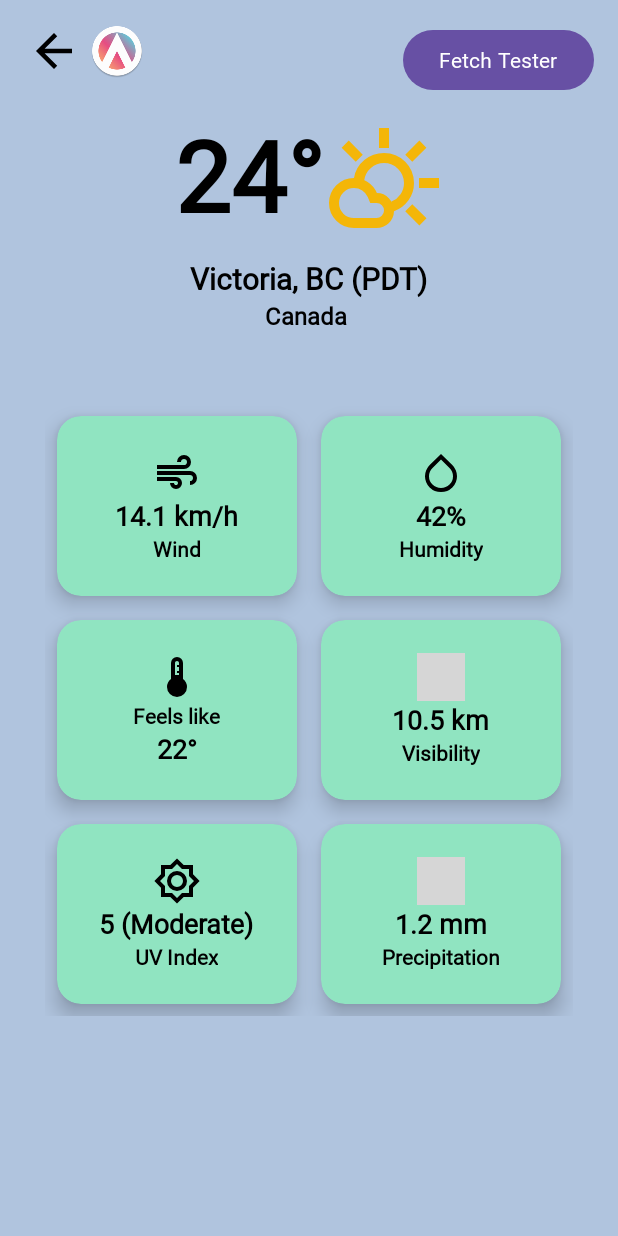
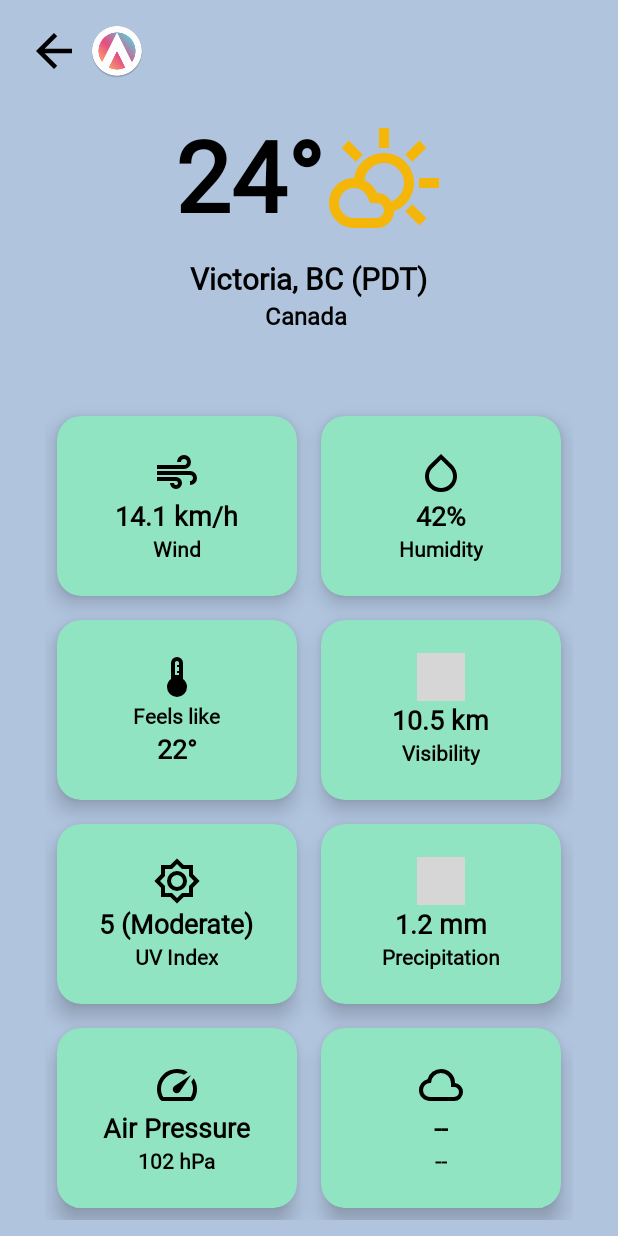
Before and after one commit to lorenzorogers/Atmosphere, an Android app: the screen it shows after launch (MainActivity), on a phone screen of 412 x 824 dp. Run offline under Robolectric (Android 15) with nearby library versions, the phone set to English and light mode, and no system bars; grey boxes are pictures that could not be loaded.

Commit message:
feat: new activity, slight tweaks, new widgets in home screen

```diff
--- a/app/src/main/AndroidManifest.xml
+++ b/app/src/main/AndroidManifest.xml
@@ -2,7 +2,7 @@
 <manifest xmlns:android="http://schemas.android.com/apk/res/android"
     xmlns:tools="http://schemas.android.com/tools">
 
-    <uses-permission android:name="android.permission.INTERNET"/>
+    <uses-permission android:name="android.permission.INTERNET" />
 
     <application
         android:allowBackup="true"
@@ -14,7 +14,9 @@
         android:supportsRtl="true"
         android:theme="@style/Theme.Atmosphere"
         tools:targetApi="31">
-
+        <activity
+            android:name=".HomeActivity"
+            android:exported="false" />
         <activity
             android:name=".MainActivity"
             android:exported="true">
--- /dev/null
+++ b/app/src/main/res/drawable/speed_24px.xml
@@ -0,0 +1,10 @@
+<vector xmlns:android="http://schemas.android.com/apk/res/android"
+    android:width="24dp"
+    android:height="24dp"
+    android:viewportWidth="960"
+    android:viewportHeight="960"
+    android:tint="?attr/colorControlNormal">
+  <path
+      android:fillColor="@android:color/white"
+      android:pathData="M418,620Q442,644 480,643.5Q518,643 536,616L760,280L424,504Q397,522 395.5,559Q394,596 418,620ZM480,160Q539,160 593.5,176.5Q648,193 696,226L620,274Q587,257 551.5,248.5Q516,240 480,240Q347,240 253.5,333.5Q160,427 160,560Q160,602 171.5,643Q183,684 204,720L756,720Q779,682 789.5,641Q800,600 800,556Q800,520 791.5,486Q783,452 766,420L814,344Q844,391 861.5,444Q879,497 880,554Q881,611 867,663Q853,715 826,762Q815,780 796,790Q777,800 756,800L204,800Q183,800 164,790Q145,780 134,762Q108,717 94,666.5Q80,616 80,560Q80,477 111.5,404.5Q143,332 197.5,277.5Q252,223 325,191.5Q398,160 480,160ZM487,473L487,473Q487,473 487,473Q487,473 487,473Q487,473 487,473Q487,473 487,473Q487,473 487,473Q487,473 487,473L487,473L487,473L487,473Q487,473 487,473Q487,473 487,473Q487,473 487,473Q487,473 487,473Z"/>
+</vector>
--- a/app/src/main/res/layout/activity_main.xml
+++ b/app/src/main/res/layout/activity_main.xml
@@ -6,7 +6,7 @@
     android:layout_height="match_parent"
     android:background="@color/lightsteelblue"
     tools:context="MainActivity"
-    tools:ignore="ContentDescription">
+    tools:ignore="HardcodedText">
 
     <ImageView
         android:id="@+id/backButton"
@@ -26,15 +26,6 @@
         app:layout_constraintStart_toEndOf="@id/backButton"
         app:layout_constraintTop_toTopOf="@id/backButton"
         android:layout_marginStart="2dp" />
-
-    <Button
-        android:id="@+id/testButton"
-        android:layout_width="wrap_content"
-        android:layout_height="wrap_content"
-        android:text="@string/fetch_tester"
-        app:layout_constraintTop_toTopOf="parent"
-        app:layout_constraintEnd_toEndOf="parent"
-        android:layout_margin="16dp" />
 
     <!-- Scrollable Content -->
     <ScrollView
@@ -364,9 +355,92 @@
 
                 </androidx.cardview.widget.CardView>
 
+                <androidx.cardview.widget.CardView
+                    android:layout_width="160dp"
+                    android:layout_height="120dp"
+                    app:cardCornerRadius="16dp"
+                    android:backgroundTint="@color/lightteal"
+                    app:cardElevation="8dp"
+                    android:layout_margin="8dp">
+
+                    <LinearLayout
+                        android:layout_width="match_parent"
+                        android:layout_height="match_parent"
+                        android:orientation="vertical"
+                        android:gravity="center">
+
+                        <ImageView
+                            android:id="@+id/Icon"
+                            android:layout_width="32dp"
+                            android:layout_height="32dp"
+                            android:src="@drawable/speed_24px"
+                            app:tint="@color/black" />
+
+                        <TextView
+                            android:id="@+id/Value"
+                            android:layout_width="wrap_content"
+                            android:layout_height="wrap_content"
+                            android:text="Air Pressure"
+                            android:textSize="18sp"
+                            android:textColor="@color/black"
+                            android:textStyle="bold" />
+
+                        <TextView
+                            android:layout_width="wrap_content"
+                            android:layout_height="wrap_content"
+                            android:text="102 hPa"
+                            android:textFontWeight="600"
+                            android:textColor="@color/black" />
+
+                    </LinearLayout>
+
+                </androidx.cardview.widget.CardView>
+
+                <androidx.cardview.widget.CardView
+                    android:layout_width="160dp"
+                    android:layout_height="120dp"
+                    app:cardCornerRadius="16dp"
+                    android:backgroundTint="@color/lightteal"
+                    app:cardElevation="8dp"
+                    android:layout_margin="8dp">
+
+                    <LinearLayout
+                        android:layout_width="match_parent"
+                        android:layout_height="match_parent"
+                        android:orientation="vertical"
+                        android:gravity="center">
+
+                        <ImageView
+                            android:id="@+id/Icon2"
+                            android:layout_width="32dp"
+                            android:layout_height="32dp"
+                            android:src="@drawable/cloud_24px"
+                            app:tint="@color/black" />
+
+                        <TextView
+                            android:id="@+id/Value2"
+                            android:layout_width="wrap_content"
+                            android:layout_height="wrap_content"
+                            android:text="--"
+                            android:textSize="18sp"
+                            android:textColor="@color/black"
+                            android:textStyle="bold" />
+
+                        <TextView
+                            android:layout_width="wrap_content"
+                            android:layout_height="wrap_content"
+                            android:text="--"
+                            android:textFontWeight="600"
+                            android:textColor="@color/black" />
+
+                    </LinearLayout>
+
+                </androidx.cardview.widget.CardView>
+
 
             </GridLayout>
         </androidx.constraintlayout.widget.ConstraintLayout>
     </ScrollView>
 
+
 </androidx.constraintlayout.widget.ConstraintLayout>
```
Also changed, not shown: app/src/main/java/com/lorenzorogers/atmosphere/HomeActivity.java (added, +24 -0 lines), app/src/main/res/drawable/add_24px.xml (added, +10 -0 lines), app/src/main/res/drawable/location_on_24px.xml (added, +10 -0 lines), app/src/main/res/layout/activity_home.xml (added, +277 -0 lines), 1 other file.
